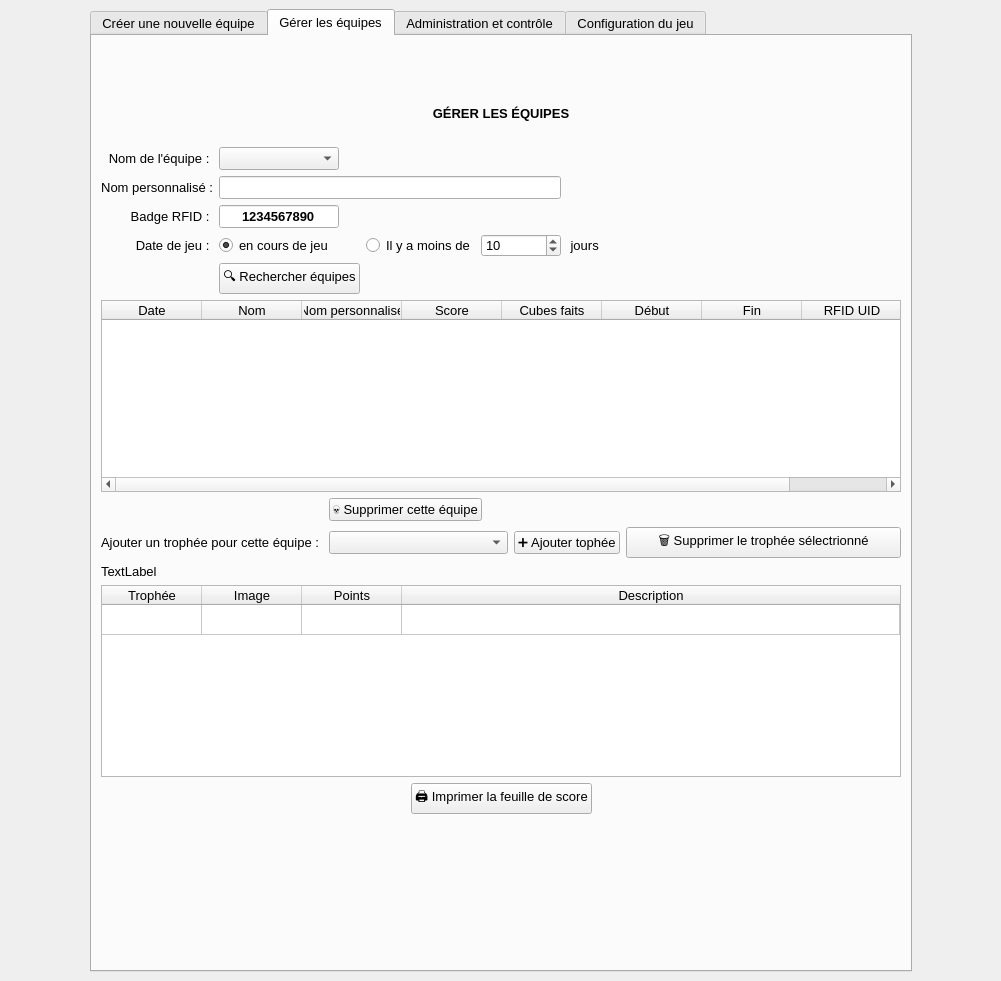
Before: the Qt Designer form thecubeivazio/cubegui/cubegui.ui in jwav/thecube-ivazio, drawn with Qt 5.
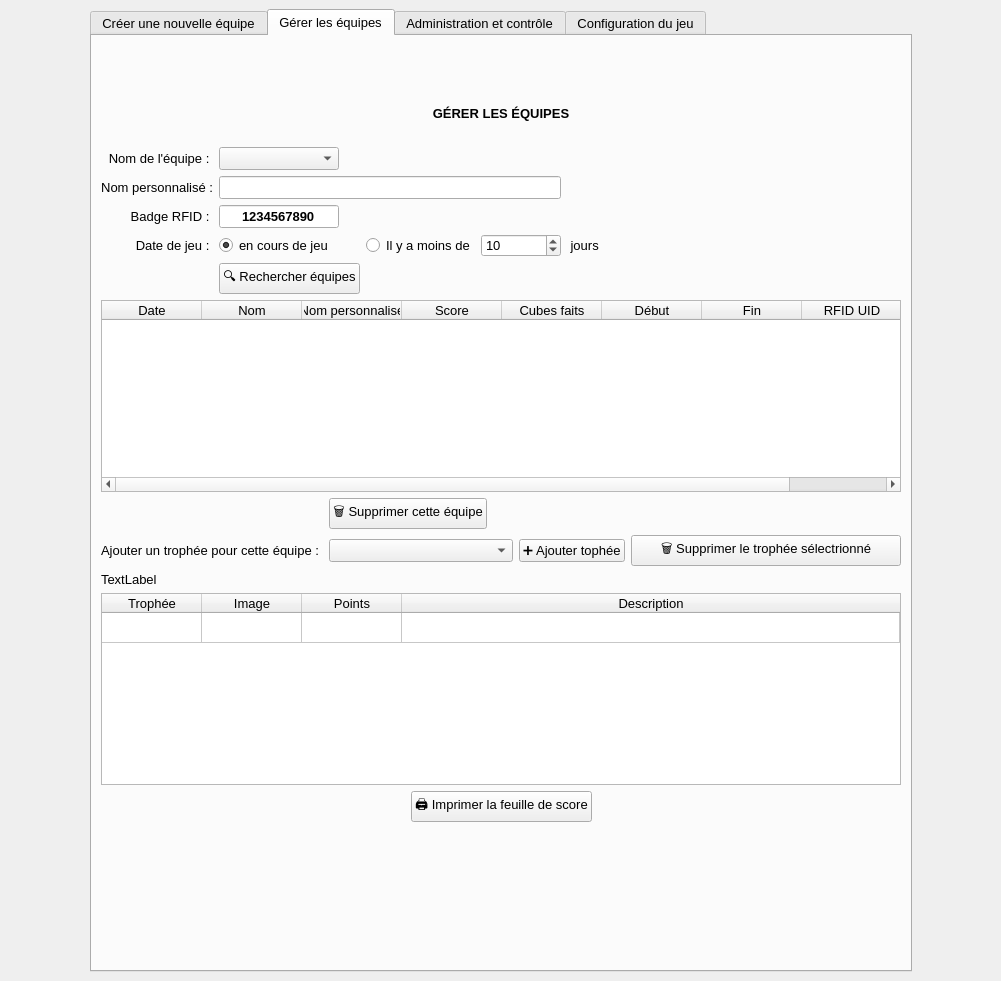
After: the same form once the commit is applied. The open tabs and pages were chosen to show the change. Icons and pictures are not drawn.

```diff
--- a/thecubeivazio/cubegui/cubegui.ui
+++ b/thecubeivazio/cubegui/cubegui.ui
@@ -892,7 +892,7 @@
           <item row="0" column="1" colspan="2">
            <widget class="QPushButton" name="btnTeamsDeleteTeam">
             <property name="text">
-             <string>💀 Supprimer cette équipe</string>
+             <string>🗑 Supprimer cette équipe</string>
             </property>
            </widget>
           </item>
```
Left out of the diff: 2 changed lines with no effect on the pictures.
